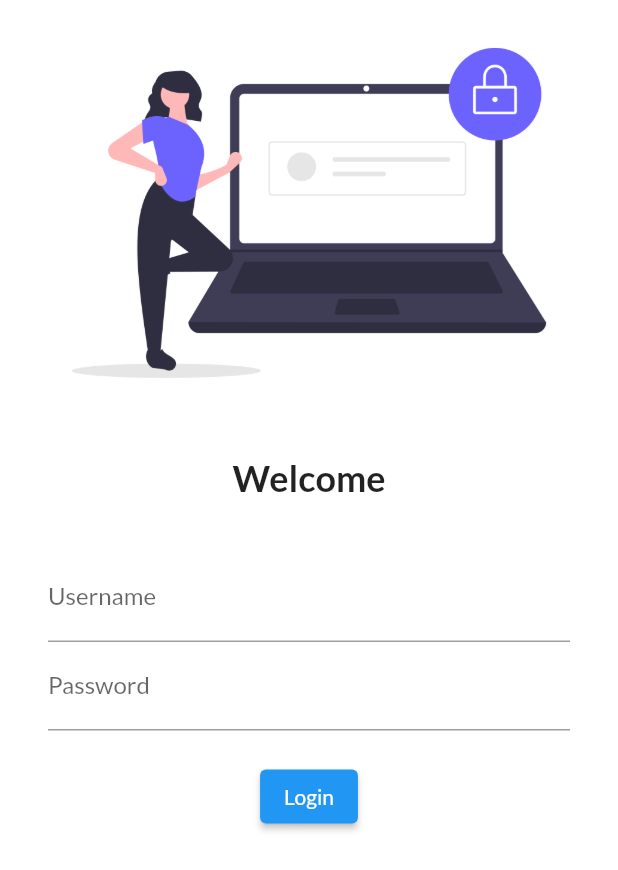
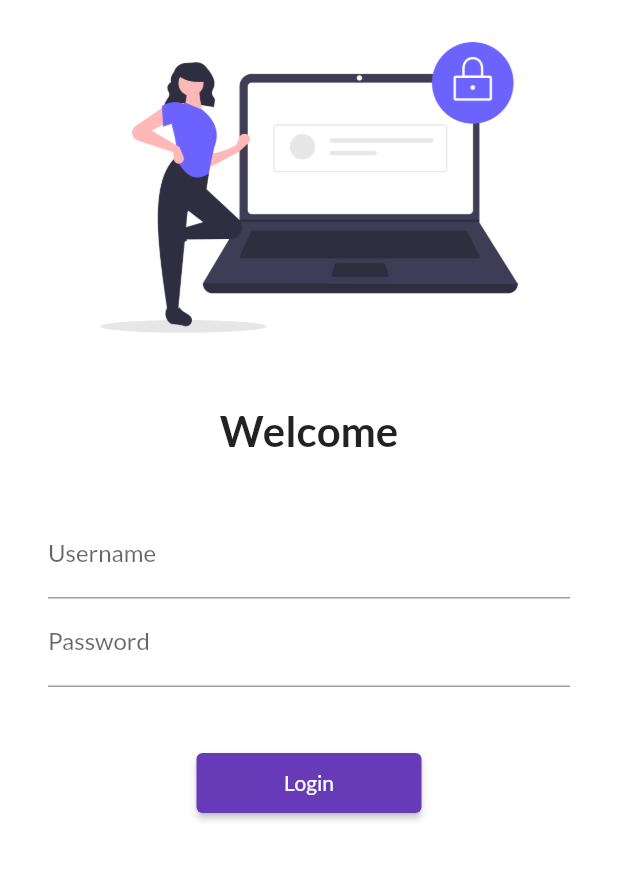
Before and after one commit to aman7kh8an6/Learning_Flutter, a Flutter app: the screen it shows after launch, on a phone screen of 412 x 824 dp. Shown: the top 870 px of the screen. Run offline on Flutter 3.47's test engine with Material 2 defaults, Android fonts, the phone set to English and light mode, and no system bars; our stand-ins replace google_fonts.

Commit message:
Second commit

```diff
--- a/lib/main.dart
+++ b/lib/main.dart
@@ -1,3 +1,4 @@
+import 'package:catalog_app/utils/routes.dart';
 import 'package:flutter/material.dart';
 import 'package:catalog_app/pages/home_page.dart';
 import 'package:catalog_app/pages/login_page.dart';
@@ -13,14 +14,15 @@ class MyApp extends StatelessWidget {
       // home: HomePage(),
       themeMode: ThemeMode.light,
       theme: ThemeData(
-          primarySwatch: Colors.blue,
+          primarySwatch: Colors.deepPurple,
           fontFamily: GoogleFonts.lato().fontFamily),
+      // debugShowCheckedModeBanner: false,
       darkTheme: ThemeData(brightness: Brightness.dark),
 
       routes: {
         "/": (context) => LoginPage(),
-        "/home": (context) => HomePage(),
-        // "/login": (context) => LoginPage()
+        MyRoutes.homeRoute: (context) => HomePage(),
+        MyRoutes.loginRoute: (context) => LoginPage()
       },
     );
   }
--- a/lib/pages/login_page.dart
+++ b/lib/pages/login_page.dart
@@ -1,5 +1,6 @@
 import 'dart:convert';
 
+import 'package:catalog_app/utils/routes.dart';
 import 'package:flutter/material.dart';
 import 'package:google_fonts/google_fonts.dart';
 
@@ -8,24 +9,27 @@ class LoginPage extends StatelessWidget {
   Widget build(BuildContext context) {
     return Material(
         color: Colors.white,
+        child: SingleChildScrollView(
           child: Column(
             children: [
               Image.asset(
                 "assets/images/login_image.png",
                 fit: BoxFit.cover,
+                height: 250,
               ),
               SizedBox(
                 height: 20.0,
               ),
               Text(
                 "Welcome",
-              style: TextStyle(fontSize: 24, fontWeight: FontWeight.bold),
+                style: TextStyle(fontSize: 28, fontWeight: FontWeight.bold),
               ),
               SizedBox(
                 height: 20.0,
               ),
               Padding(
-              padding: const EdgeInsets.symmetric(vertical: 16, horizontal: 32),
+                padding:
+                    const EdgeInsets.symmetric(vertical: 16, horizontal: 32),
                 child: Column(
                   children: [
                     TextFormField(
@@ -38,19 +42,20 @@ class LoginPage extends StatelessWidget {
                           hintText: "Enter password", labelText: "Password"),
                     ),
                     SizedBox(
-                    height: 20.0,
+                      height: 40.0,
                     ),
                     ElevatedButton(
                       onPressed: () {
-                      print("Hi Aman");
+                        Navigator.pushNamed(context, MyRoutes.homeRoute);
                       },
                       child: Text("Login"),
-                    style: TextButton.styleFrom(),
+                      style: TextButton.styleFrom(minimumSize: Size(150, 40)),
                     )
                   ],
                 ),
               )
             ],
+          ),
         ));
   }
 }
--- /dev/null
+++ b/lib/utils/routes.dart
@@ -0,0 +1,4 @@
+class MyRoutes {
+  static String loginRoute = "/login";
+  static String homeRoute = "/home";
+}
```
Lines whose indentation alone changed are shown as unchanged.
